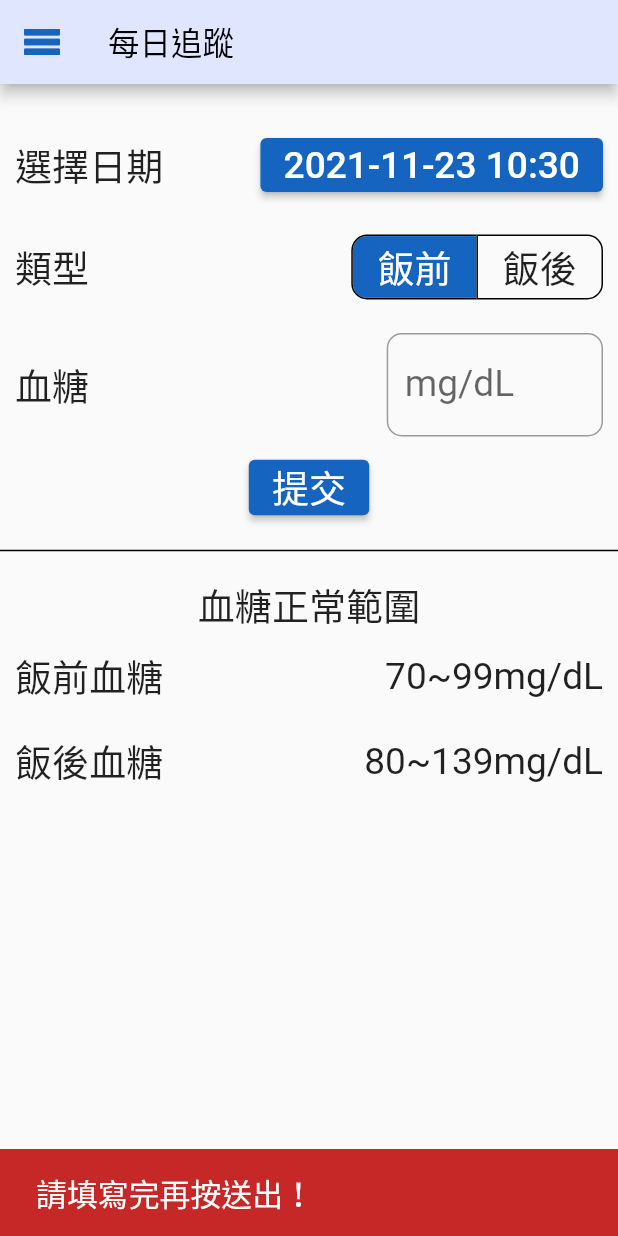
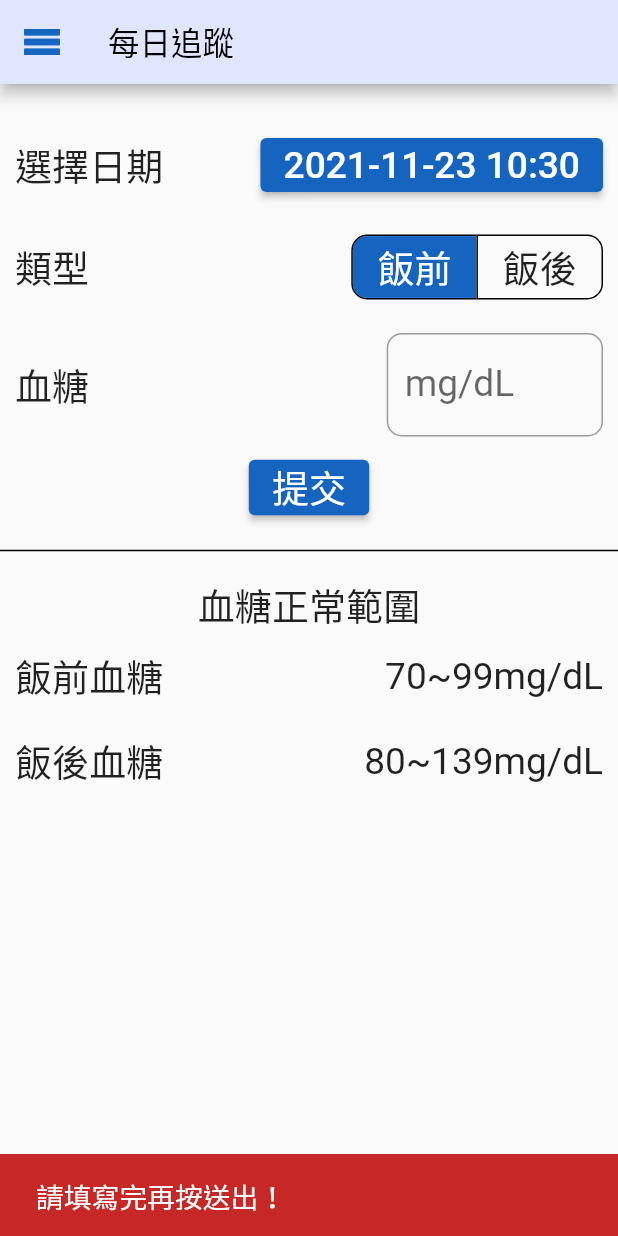
Before and after one commit to JamesLiu26/risk, a Flutter app: the Trace screen opened directly, after a tap on "提交", on a phone screen of 412 x 824 dp. Run offline on Flutter 3.47's test engine with Material 2 defaults, Android fonts, the phone set to English and light mode, and no system bars; our stand-ins replace cloud_firestore, firebase_auth, firebase_core, firebase_messaging, firebase_storage, flutter_local_notifications and 7 more; missing offline and left inert: day_night_time_picker, flutter_inappwebview, tflite_flutter; accounts and stored records are empty.

Commit message:
21/11/23 每日追蹤 字體大小

```diff
--- a/lib/BottomNavigationBar/trace.dart
+++ b/lib/BottomNavigationBar/trace.dart
@@ -121,7 +121,7 @@ class _TraceState extends State<Trace> {
   }
 
   snackBar(Color color, String text) {
-    double fontSize = MediaQuery.of(context).size.width * 0.05;
+    double fontSize = MediaQuery.of(context).size.width * 0.045;
     return ScaffoldMessenger.of(context).showSnackBar(SnackBar(
         backgroundColor: color,
         content: Text(text,
```
